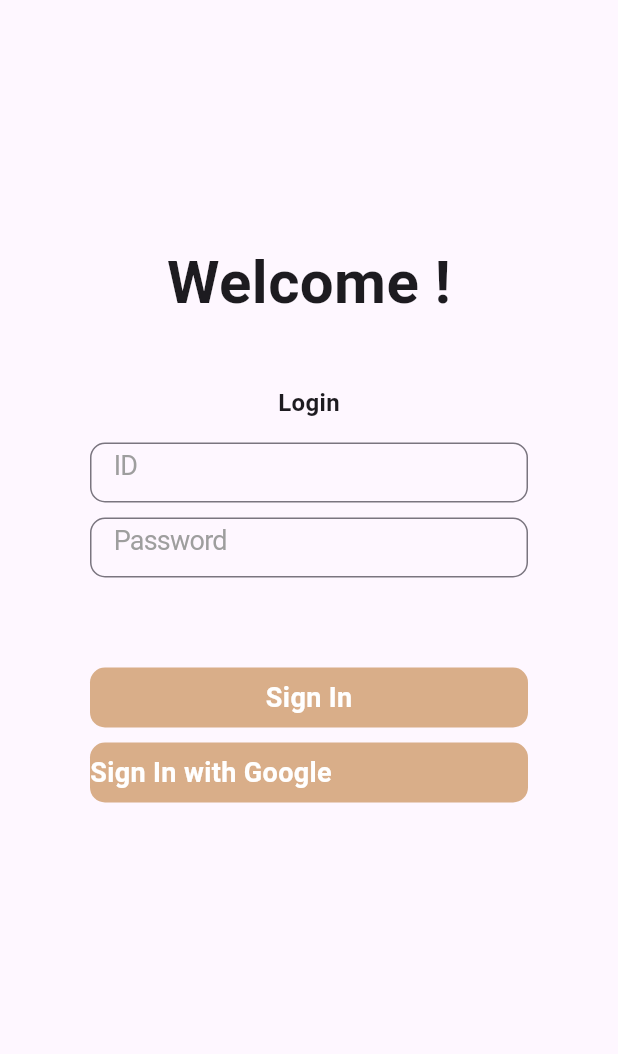
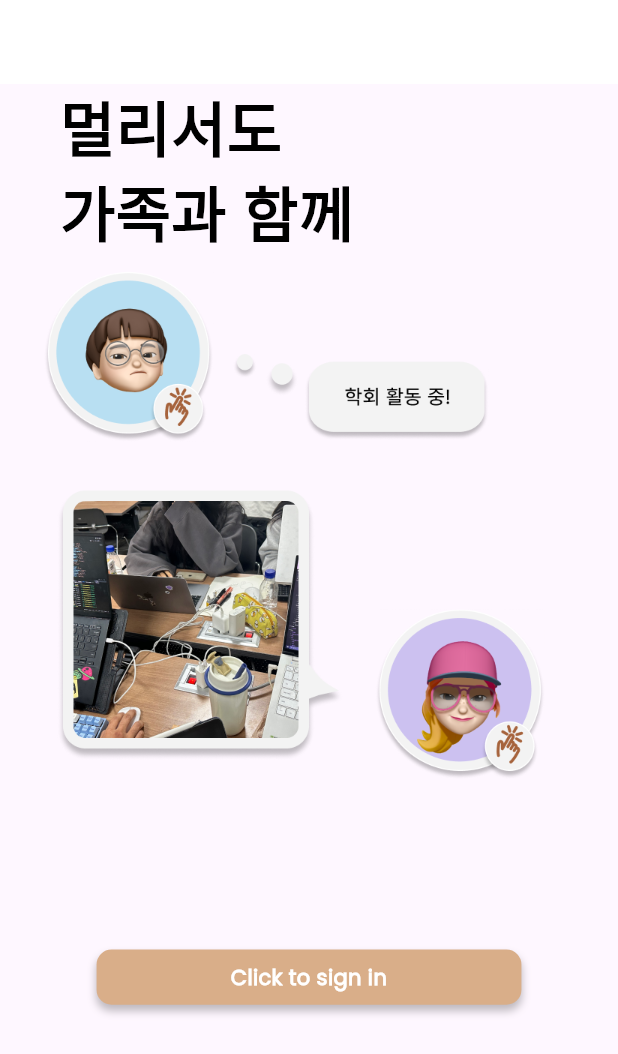
Before and after one commit to Inthon-6team/inthon-6team.github.io, a Flutter app: the screen it shows after launch, on a phone screen of 412 x 824 dp. Shown: the top 1054 px of the screen. Run offline on Flutter 3.47's test engine with Material 2 defaults, Android fonts, the phone set to English and light mode, and no system bars; our stand-ins replace flutter_svg, get; Roboto replaces fonts that are missing (Pretendard).

Commit message:
add intro

```diff
--- a/lib/components/image_data.dart
+++ b/lib/components/image_data.dart
@@ -37,5 +37,8 @@ class IconsPath {
   static String get family1 => 'assets/images/family1.png';
   static String get click => 'assets/svg/click.svg';
 
+  static String get intro1 => 'assets/images/intro1.png';
+  static String get intro2 => 'assets/images/intro2.png';
+
   static String get googlelogo => 'assets/images/google_logo.png';
 }
--- a/lib/main.dart
+++ b/lib/main.dart
@@ -1,6 +1,6 @@
 import 'package:flutter/material.dart';
 import 'package:inthon_frontend/app.dart';
-import 'package:inthon_frontend/pages/login.dart';
+import 'package:inthon_frontend/pages/intro.dart';
 
 void main() {
   runApp(const MyApp());
@@ -17,7 +17,7 @@ class MyApp extends StatelessWidget {
         colorScheme: ColorScheme.fromSeed(seedColor: Colors.deepPurple),
         useMaterial3: true,
       ),
-      home: Login(),
+      home: Intro(),
     );
   }
 }
--- /dev/null
+++ b/lib/pages/intro.dart
@@ -0,0 +1,87 @@
+import 'package:flutter/material.dart';
+import 'package:get/get.dart';
+import 'package:inthon_frontend/components/image_data.dart';
+import 'package:inthon_frontend/pages/login.dart';
+
+class Intro extends StatelessWidget {
+  const Intro({super.key});
+
+  @override
+  Widget build(BuildContext context) {
+    final size = MediaQuery.of(context).size;
+    return Scaffold(
+        appBar: AppBar(
+          backgroundColor: Colors.white,
+          elevation: 0,
+        ),
+        body: Column(
+          crossAxisAlignment: CrossAxisAlignment.start,
+          children: [
+            Container(
+              margin: EdgeInsets.only(left: 40),
+              child: Text(
+                "멀리서도\n가족과 함께",
+                style: TextStyle(
+                  fontSize: 40,
+                  fontFamily: 'Poppins',
+                  fontWeight: FontWeight.w800,
+                  color: Color(0xff000000),
+                ),
+              ),
+            ),
+            SingleChildScrollView(
+              child: Container(
+                height: 430,
+                child: Column(mainAxisSize: MainAxisSize.max, children: [
+                  /*Container(
+                    width: 393,
+                    height: 175,
+                    child: ImageData(IconsPath.intro2),
+                  ),*/
+                  Container(
+                    width: 393,
+                    height: 421,
+                    child: ImageData(IconsPath.intro1),
+                  ),
+                ]),
+              ),
+            ),
+            SizedBox(height: 30),
+            GestureDetector(
+              onTap: () {
+                Navigator.push(
+                    context, MaterialPageRoute(builder: (context) => Login()));
+              },
+              child: Container(
+                margin: EdgeInsets.only(left: (size.width - 283.238) / 2),
+                width: 283.238,
+                height: 36.813,
+                decoration: BoxDecoration(
+                  color: Color(0xffd9ae89),
+                  borderRadius: BorderRadius.circular(10.0),
+                  boxShadow: [
+                    BoxShadow(
+                      color: Colors.black.withOpacity(0.25),
+                      spreadRadius: 0,
+                      blurRadius: 4,
+                      offset: Offset(0, 4),
+                    ),
+                  ],
+                ),
+                child: Center(
+                    child: Text(
+                  "Click to sign in",
+                  textAlign: TextAlign.center,
+                  style: TextStyle(
+                    fontSize: 14,
+                    fontFamily: 'Poppins',
+                    fontWeight: FontWeight.w600,
+                    color: Color(0xffffffff),
+                  ),
+                )),
+              ),
+            ),
+          ],
+        ));
+  }
+}
--- a/lib/pages/login.dart
+++ b/lib/pages/login.dart
@@ -1,5 +1,6 @@
 import 'package:flutter/material.dart';
 import 'package:inthon_frontend/components/image_data.dart';
+import '../app.dart';
 
 class Login extends StatefulWidget {
   const Login({super.key});
@@ -114,6 +115,11 @@ class _LoginState extends State<Login> {
             ),
             Padding(
               padding: EdgeInsets.fromLTRB(0, 60, 0, 0),
+              child: GestureDetector(
+                onTap: () {
+                  Navigator.push(
+                      context, MaterialPageRoute(builder: (context) => App()));
+                },
                 child: Container(
                   width: 300,
                   height: 40,
@@ -127,6 +133,7 @@ class _LoginState extends State<Login> {
                           fontSize: 18.0,
                           color: Colors.white,
                           fontWeight: FontWeight.bold),
+                    ),
                   ),
                 ),
               ),
```
Also changed, not shown: assets/images/intro1.png (added), assets/images/intro2.png (added), pubspec.lock. Lines whose indentation alone changed are shown as unchanged.
